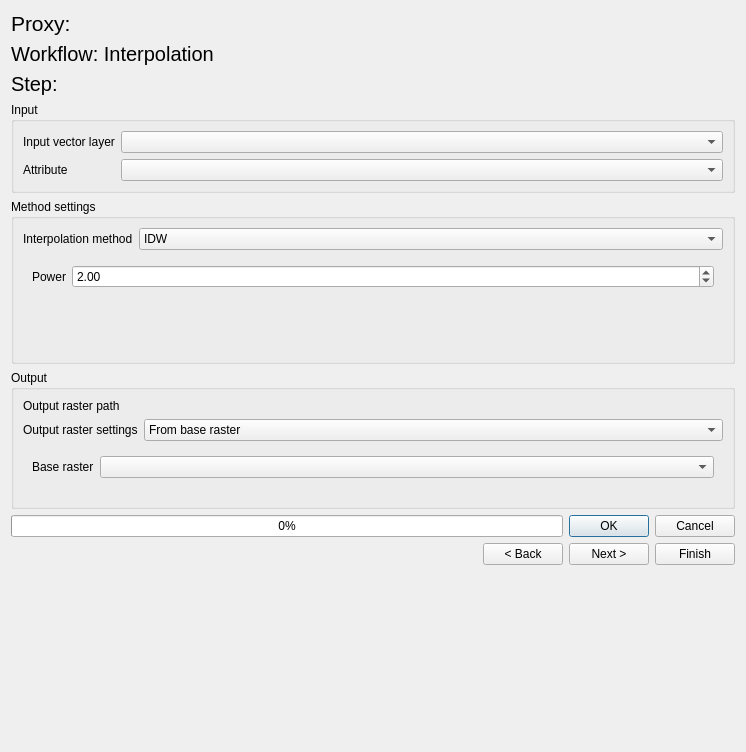
Old version of the form eis_qgis_plugin/resources/ui/mineral_proxies/proxy_workflow2_interpolation.ui in the repository GispoCoding/eis_qgis_plugin.
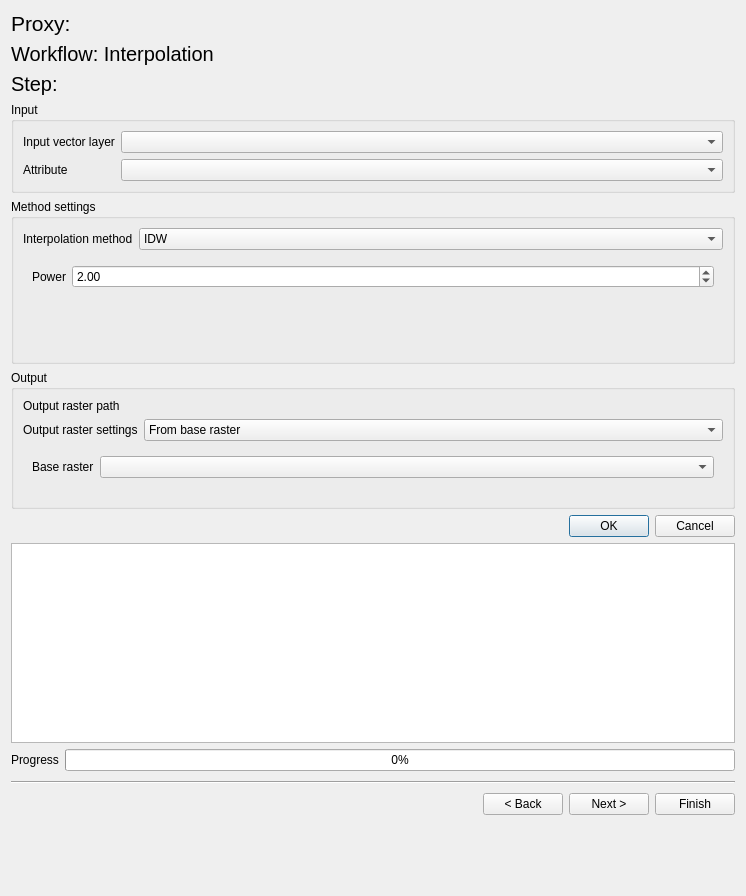
New version of the form. Custom widgets are drawn as their Qt base class.

Commit message: feat(wizard-proxies): add output log text area to proxy processing pages

The edit to the form file:
```diff
--- a/eis_qgis_plugin/resources/ui/mineral_proxies/proxy_workflow2_interpolation.ui
+++ b/eis_qgis_plugin/resources/ui/mineral_proxies/proxy_workflow2_interpolation.ui
@@ -7,7 +7,7 @@
     <x>0</x>
     <y>0</y>
     <width>746</width>
-    <height>752</height>
+    <height>896</height>
    </rect>
   </property>
   <property name="windowTitle">
@@ -373,29 +373,88 @@
     </widget>
    </item>
    <item>
-    <layout class="QHBoxLayout" name="horizontalLayout_2">
+    <widget class="QDialogButtonBox" name="button_box">
+     <property name="sizePolicy">
+      <sizepolicy hsizetype="Expanding" vsizetype="Fixed">
+       <horstretch>0</horstretch>
+       <verstretch>0</verstretch>
+      </sizepolicy>
+     </property>
+     <property name="standardButtons">
+      <set>QDialogButtonBox::Cancel|QDialogButtonBox::Ok</set>
+     </property>
+    </widget>
+   </item>
+   <item>
+    <layout class="QVBoxLayout" name="verticalLayout_18">
      <item>
-      <widget class="QProgressBar" name="progress_bar">
-       <property name="value">
-        <number>0</number>
-       </property>
-      </widget>
-     </item>
-     <item>
-      <widget class="QDialogButtonBox" name="button_box">
+      <widget class="QTextEdit" name="log">
        <property name="sizePolicy">
-        <sizepolicy hsizetype="Maximum" vsizetype="Fixed">
+        <sizepolicy hsizetype="Expanding" vsizetype="Expanding">
          <horstretch>0</horstretch>
          <verstretch>0</verstretch>
         </sizepolicy>
        </property>
-       <property name="standardButtons">
-        <set>QDialogButtonBox::Cancel|QDialogButtonBox::Ok</set>
+       <property name="minimumSize">
+        <size>
+         <width>0</width>
+         <height>200</height>
+        </size>
+       </property>
+       <property name="maximumSize">
+        <size>
+         <width>16777215</width>
+         <height>16777215</height>
+        </size>
+       </property>
+       <property name="autoFormatting">
+        <set>QTextEdit::AutoNone</set>
+       </property>
+       <property name="readOnly">
+        <bool>true</bool>
+       </property>
+       <property name="html">
+        <string>&lt;!DOCTYPE HTML PUBLIC &quot;-//W3C//DTD HTML 4.0//EN&quot; &quot;http://www.w3.org/TR/REC-html40/strict.dtd&quot;&gt;
+&lt;html&gt;&lt;head&gt;&lt;meta name=&quot;qrichtext&quot; content=&quot;1&quot; /&gt;&lt;style type=&quot;text/css&quot;&gt;
+p, li { white-space: pre-wrap; }
+&lt;/style&gt;&lt;/head&gt;&lt;body style=&quot; font-family:'Ubuntu'; font-size:11pt; font-weight:400; font-style:normal;&quot;&gt;
+&lt;p style=&quot;-qt-paragraph-type:empty; margin-top:0px; margin-bottom:0px; margin-left:0px; margin-right:0px; -qt-block-indent:0; text-indent:0px;&quot;&gt;&lt;br /&gt;&lt;/p&gt;&lt;/body&gt;&lt;/html&gt;</string>
        </property>
       </widget>
      </item>
+     <item>
+      <layout class="QHBoxLayout" name="progress_layout">
+       <item>
+        <widget class="QLabel" name="progress_label">
+         <property name="text">
+          <string>Progress</string>
+         </property>
+        </widget>
+       </item>
+       <item>
+        <widget class="QProgressBar" name="progress_bar">
+         <property name="value">
+          <number>0</number>
+         </property>
+        </widget>
+       </item>
+      </layout>
+     </item>
     </layout>
    </item>
+   <item>
+    <widget class="Line" name="line">
+     <property name="minimumSize">
+      <size>
+       <width>0</width>
+       <height>10</height>
+      </size>
+     </property>
+     <property name="orientation">
+      <enum>Qt::Horizontal</enum>
+     </property>
+    </widget>
+   </item>
    <item>
     <layout class="QHBoxLayout" name="navigation_btn_layout">
      <item>
```
The commit also changes 3 other files.
